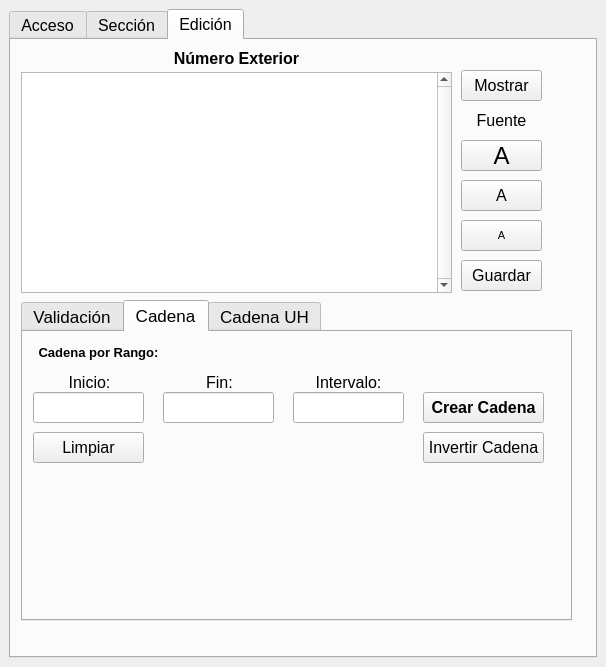
First picture: the form in numeros_exteriores_dockwidget_base.ui, repository DAGGDesarrollo/repo_dce, before the edit.
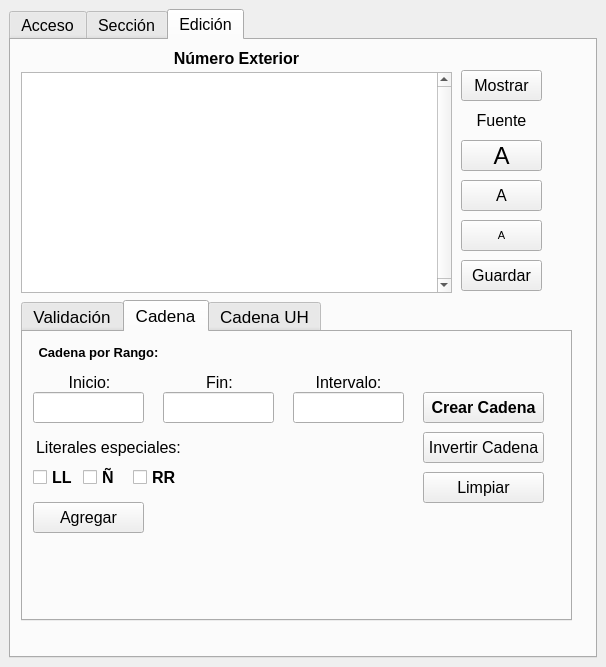
Second picture: the form after the edit. The open tabs and pages were chosen to show the change. Custom widgets are drawn as their Qt base class.

Commit message: Se agrega el botón "Agregar" para la función btnAgregarLiteralesEspeciales. Se agregan checkboxes de LL, Ñ y RR. Se mueve el botón "Limpiar" en la pestaña "Cadena" para dar espacio a los elementos mencionados anteriormente.

Patch:
```diff
--- a/numeros_exteriores_dockwidget_base.ui
+++ b/numeros_exteriores_dockwidget_base.ui
@@ -1287,8 +1287,59 @@
          <widget class="QPushButton" name="btnLimpiarIntervalo">
           <property name="geometry">
            <rect>
+            <x>400</x>
+            <y>140</y>
+            <width>121</width>
+            <height>31</height>
+           </rect>
+          </property>
+          <property name="font">
+           <font>
+            <family>Arial</family>
+            <pointsize>12</pointsize>
+            <weight>50</weight>
+            <bold>false</bold>
+           </font>
+          </property>
+          <property name="text">
+           <string>Limpiar</string>
+          </property>
+         </widget>
+         <widget class="QLabel" name="label_24">
+          <property name="geometry">
+           <rect>
             <x>10</x>
             <y>100</y>
+            <width>151</width>
+            <height>31</height>
+           </rect>
+          </property>
+          <property name="sizePolicy">
+           <sizepolicy hsizetype="Preferred" vsizetype="MinimumExpanding">
+            <horstretch>0</horstretch>
+            <verstretch>0</verstretch>
+           </sizepolicy>
+          </property>
+          <property name="font">
+           <font>
+            <family>Arial</family>
+            <pointsize>12</pointsize>
+            <weight>50</weight>
+            <bold>false</bold>
+           </font>
+          </property>
+          <property name="text">
+           <string>Literales especiales:</string>
+          </property>
+          <property name="alignment">
+           <set>Qt::AlignCenter</set>
+          </property>
+         </widget>
+         <widget class="QPushButton" name="btnAgregarLiteralesEspeciales">
+          <property name="geometry">
+           <rect>
+            <x>10</x>
+            <y>170</y>
             <width>111</width>
             <height>31</height>
            </rect>
@@ -1302,7 +1353,46 @@
            </font>
           </property>
           <property name="text">
-           <string>Limpiar</string>
+           <string>Agregar</string>
+          </property>
+         </widget>
+         <widget class="QCheckBox" name="checkLl">
+          <property name="geometry">
+           <rect>
+            <x>10</x>
+            <y>130</y>
+            <width>41</width>
+            <height>31</height>
+           </rect>
+          </property>
+          <property name="text">
+           <string>LL</string>
+          </property>
+         </widget>
+         <widget class="QCheckBox" name="checkEnne">
+          <property name="geometry">
+           <rect>
+            <x>60</x>
+            <y>130</y>
+            <width>41</width>
+            <height>31</height>
+           </rect>
+          </property>
+          <property name="text">
+           <string>Ñ</string>
+          </property>
+         </widget>
+         <widget class="QCheckBox" name="checkRr">
+          <property name="geometry">
+           <rect>
+            <x>110</x>
+            <y>130</y>
+            <width>51</width>
+            <height>31</height>
+           </rect>
+          </property>
+          <property name="text">
+           <string>RR</string>
           </property>
          </widget>
         </widget>
```
